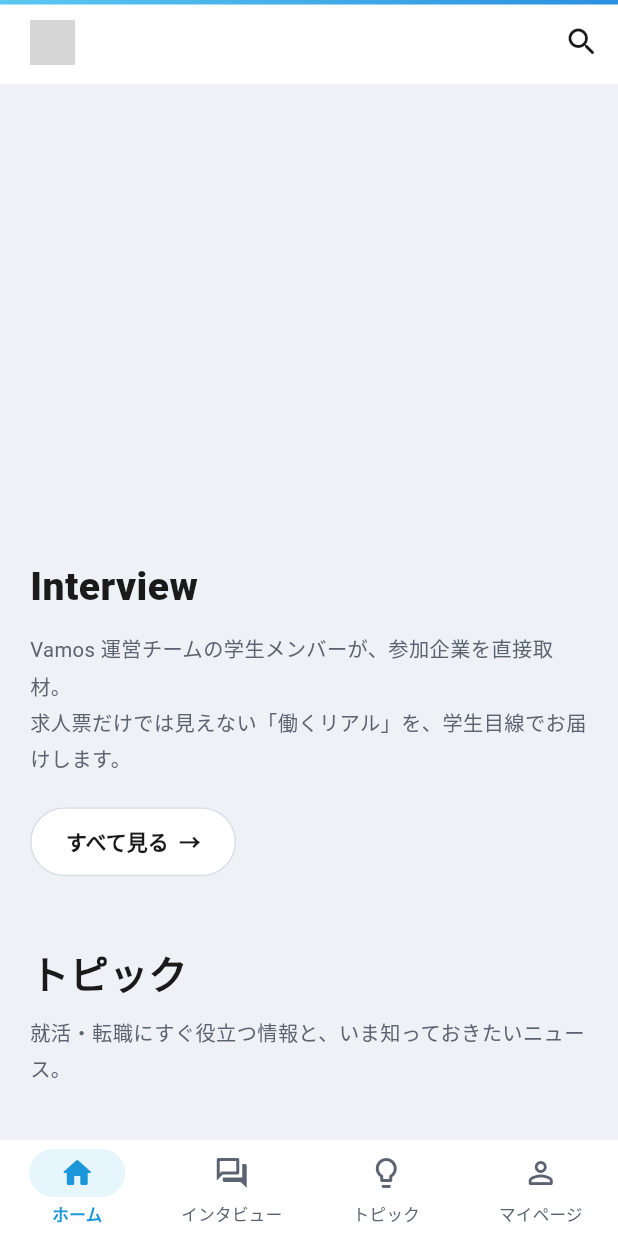
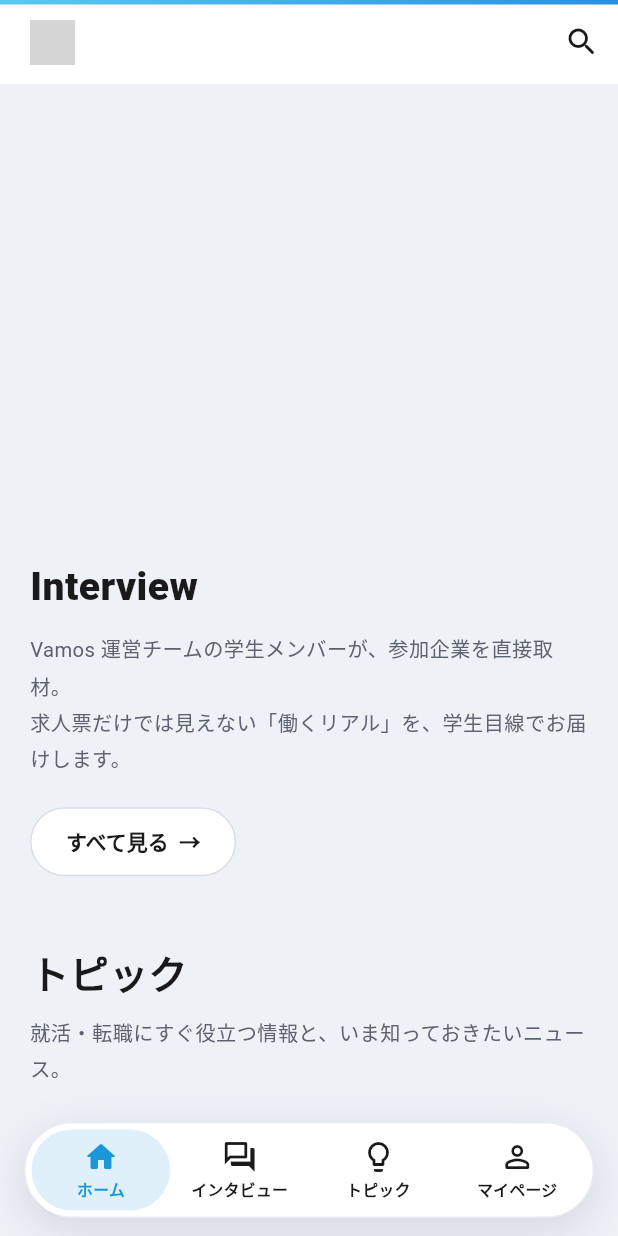
Before and after one commit to Manato-Atoda/test-app, a Flutter app: the VamosShell screen opened directly with empty values, on a phone screen of 412 x 824 dp. Run offline on Flutter 3.47's test engine with Material 3 defaults, Android fonts, the phone set to English and light mode, and no system bars; our stand-ins replace share_plus, shared_preferences; accounts and stored records are empty; network calls fail; grey boxes are pictures that could not be loaded.

Commit message:
VAMOS 試作のタブバーとヘッダーをリキッドグラスに対応

```diff
--- a/vamos_prototype/lib/main.dart
+++ b/vamos_prototype/lib/main.dart
@@ -9,6 +9,7 @@ import 'screens/my_page_screen.dart';
 import 'screens/topic_screens.dart';
 import 'services/push_service.dart';
 import 'theme/vamos_theme.dart';
+import 'widgets/glass.dart';
 
 void main() {
   runApp(const VamosApp());
@@ -57,6 +58,8 @@ class _RootScreenState extends State<RootScreen> {
   }
 
   Future<void> _start() async {
+    // リキッドグラスが使えるか確認（iOS 26 以降で「透明度を下げる」がオフ）
+    await GlassSupport.init();
     // ログイン状態・保存した記事を戻してから、最新のデータを取得する
     await _repository.restore();
     await _repository.refresh();
@@ -101,6 +104,8 @@ class _VamosShellState extends State<VamosShell> {
   Widget build(BuildContext context) {
     final feed = widget.feed;
     return Scaffold(
+      // 記事がタブバーの下まで流れ、ガラス越しに透けて見えるようにする
+      extendBody: true,
       body: IndexedStack(
         index: _tab,
         children: [
@@ -110,31 +115,15 @@ class _VamosShellState extends State<VamosShell> {
           MyPageScreen(feed: feed),
         ],
       ),
-      bottomNavigationBar: DecoratedBox(
-        decoration: const BoxDecoration(border: Border(top: BorderSide(color: VamosColors.borderLight))),
-        child: NavigationBar(
-          selectedIndex: _tab,
-          onDestinationSelected: (tab) => setState(() => _tab = tab),
-          height: 64,
-          destinations: const [
-            NavigationDestination(icon: Icon(Icons.home_outlined), selectedIcon: Icon(Icons.home_rounded), label: 'ホーム'),
-            NavigationDestination(
-              icon: Icon(Icons.forum_outlined),
-              selectedIcon: Icon(Icons.forum_rounded),
-              label: 'インタビュー',
-            ),
-            NavigationDestination(
-              icon: Icon(Icons.lightbulb_outline_rounded),
-              selectedIcon: Icon(Icons.lightbulb_rounded),
-              label: 'トピック',
-            ),
-            NavigationDestination(
-              icon: Icon(Icons.person_outline_rounded),
-              selectedIcon: Icon(Icons.person_rounded),
-              label: 'マイページ',
-            ),
-          ],
-        ),
+      bottomNavigationBar: GlassTabBar(
+        selectedIndex: _tab,
+        onSelected: (tab) => setState(() => _tab = tab),
+        items: const [
+          GlassTabItem(icon: Icons.home_outlined, selectedIcon: Icons.home_rounded, label: 'ホーム'),
+          GlassTabItem(icon: Icons.forum_outlined, selectedIcon: Icons.forum_rounded, label: 'インタビュー'),
+          GlassTabItem(icon: Icons.lightbulb_outline_rounded, selectedIcon: Icons.lightbulb_rounded, label: 'トピック'),
+          GlassTabItem(icon: Icons.person_outline_rounded, selectedIcon: Icons.person_rounded, label: 'マイページ'),
+        ],
       ),
     );
   }
--- a/vamos_prototype/lib/screens/home_screen.dart
+++ b/vamos_prototype/lib/screens/home_screen.dart
@@ -63,6 +63,7 @@ class HomeScreen extends StatelessWidget {
         ),
         const SliverToBoxAdapter(child: _CtaBand()),
         const SliverToBoxAdapter(child: _Footer()),
+        const BottomBarSpacer(),
       ],
       ),
     );
--- a/vamos_prototype/lib/screens/my_page_screen.dart
+++ b/vamos_prototype/lib/screens/my_page_screen.dart
@@ -47,6 +47,7 @@ class MyPageScreen extends StatelessWidget {
             ],
           ),
         ),
+        const BottomBarSpacer(),
       ],
     );
   }
--- a/vamos_prototype/lib/theme/vamos_theme.dart
+++ b/vamos_prototype/lib/theme/vamos_theme.dart
@@ -1,4 +1,5 @@
 import 'package:flutter/material.dart';
+import 'package:flutter/services.dart';
 
 /// RE_VAMOS の style.css（:root）に合わせた色。
 abstract final class VamosColors {
@@ -61,6 +62,8 @@ ThemeData buildVamosTheme() {
       displayColor: VamosColors.text,
     ),
     appBarTheme: const AppBarTheme(
+      // ヘッダーが半透明（リキッドグラス）でも、時刻や電池のアイコンを黒で表示する
+      systemOverlayStyle: SystemUiOverlayStyle.dark,
       backgroundColor: VamosColors.surface,
       foregroundColor: VamosColors.text,
       surfaceTintColor: Colors.transparent,
--- /dev/null
+++ b/vamos_prototype/lib/widgets/glass.dart
@@ -0,0 +1,224 @@
+import 'dart:io';
+
+import 'package:flutter/foundation.dart';
+import 'package:flutter/gestures.dart';
+import 'package:flutter/material.dart';
+import 'package:flutter/rendering.dart';
+import 'package:flutter/services.dart';
+
+import '../theme/vamos_theme.dart';
+
+/// iOS のリキッドグラスを使えるか（iOS 26 以降で「透明度を下げる」がオフ）。
+///
+/// 使えない環境（Android・古い iOS・透明度を下げる設定）では、
+/// 今までの Vamos デザイン（白い面＋影）で表示する。
+abstract final class GlassSupport {
+  static const _channel = MethodChannel('vamos/glass');
+
+  static final ValueNotifier<bool> available = ValueNotifier<bool>(false);
+
+  static Future<void> init() async {
+    if (!Platform.isIOS) return;
+    _channel.setMethodCallHandler((call) async {
+      if (call.method == 'onSupportChanged') available.value = call.arguments == true;
+    });
+    await refresh();
+  }
+
+  static Future<void> refresh() async {
+    if (!Platform.isIOS) return;
+    try {
+      available.value = await _channel.invokeMethod<bool>('isSupported') ?? false;
+    } on MissingPluginException {
+      available.value = false;
+    }
+  }
+}
+
+/// ガラスの面。リキッドグラスが使えるときは iOS のガラスを下に敷き、その上に child を描く。
+class GlassSurface extends StatelessWidget {
+  const GlassSurface({
+    super.key,
+    required this.child,
+    this.borderRadius = 0,
+    this.tint,
+    this.fallbackColor = VamosColors.surface,
+    this.fallbackShadow = VamosShadows.card,
+    this.fallbackBorder = true,
+  });
+
+  final Widget child;
+  final double borderRadius;
+
+  /// ガラスにうっすら色をつける（例：Vamos の水色）
+  final Color? tint;
+
+  /// リキッドグラスが使えないときの背景
+  final Color fallbackColor;
+  final List<BoxShadow>? fallbackShadow;
+  final bool fallbackBorder;
+
+  @override
+  Widget build(BuildContext context) {
+    return ValueListenableBuilder<bool>(
+      valueListenable: GlassSupport.available,
+      builder: (context, available, _) {
+        if (!available) {
+          return DecoratedBox(
+            decoration: BoxDecoration(
+              color: fallbackColor,
+              borderRadius: BorderRadius.circular(borderRadius),
+              border: fallbackBorder ? Border.all(color: VamosColors.borderLight) : null,
+              boxShadow: fallbackShadow,
+            ),
+            child: child,
+          );
+        }
+        return Stack(
+          children: [
+            Positioned.fill(
+              child: UiKitView(
+                viewType: 'vamos/glass',
+                creationParams: <String, Object?>{
+                  'cornerRadius': borderRadius,
+                  if (tint != null) 'tint': tint!.toARGB32(),
+                },
+                creationParamsCodec: const StandardMessageCodec(),
+                // タップは Flutter 側（上に描いたボタン）で受ける
+                hitTestBehavior: PlatformViewHitTestBehavior.transparent,
+                gestureRecognizers: const <Factory<OneSequenceGestureRecognizer>>{},
+              ),
+            ),
+            child,
+          ],
+        );
+      },
+    );
+  }
+}
+
+/// iOS 26 風の浮いたタブバー（下部中央のカプセル）。
+class GlassTabBar extends StatelessWidget {
+  const GlassTabBar({super.key, required this.items, required this.selectedIndex, required this.onSelected});
+
+  final List<GlassTabItem> items;
+  final int selectedIndex;
+  final ValueChanged<int> onSelected;
+
+  static const height = 64.0;
+
+  @override
+  Widget build(BuildContext context) {
+    final bottom = MediaQuery.paddingOf(context).bottom;
+    return Padding(
+      padding: EdgeInsets.fromLTRB(16, 0, 16, bottom > 0 ? bottom - 6 : 12),
+      child: SizedBox(
+        height: height,
+        child: GlassSurface(
+          borderRadius: height / 2,
+          fallbackShadow: const [BoxShadow(color: Color(0x1F10203A), blurRadius: 24, offset: Offset(0, 8))],
+          child: Padding(
+            padding: const EdgeInsets.all(5),
+            child: Row(
+              children: [
+                for (final (index, item) in items.indexed)
+                  Expanded(
+                    child: _GlassTabButton(
+                      item: item,
+                      selected: index == selectedIndex,
+                      onTap: () => onSelected(index),
+                    ),
+                  ),
+              ],
+            ),
+          ),
+        ),
+      ),
+    );
+  }
+}
+
+class GlassTabItem {
+  const GlassTabItem({required this.icon, required this.selectedIcon, required this.label});
+
+  final IconData icon;
+  final IconData selectedIcon;
+  final String label;
+}
+
+class _GlassTabButton extends StatelessWidget {
+  const _GlassTabButton({required this.item, required this.selected, required this.onTap});
+
+  final GlassTabItem item;
+  final bool selected;
+  final VoidCallback onTap;
+
+  @override
+  Widget build(BuildContext context) {
+    final color = selected ? VamosColors.primary : VamosColors.text;
+    return Semantics(
+      button: true,
+      selected: selected,
+      label: item.label,
+      child: GestureDetector(
+        behavior: HitTestBehavior.opaque,
+        onTap: onTap,
+        child: AnimatedContainer(
+          duration: const Duration(milliseconds: 220),
+          curve: Curves.easeOutCubic,
+          decoration: BoxDecoration(
+            // 選択中のタブは、ガラスの上にうっすら水色のカプセルを重ねる
+            color: selected ? VamosColors.primary.withValues(alpha: 0.14) : Colors.transparent,
+            borderRadius: BorderRadius.circular(GlassTabBar.height / 2),
+          ),
+          child: Column(
+            mainAxisAlignment: MainAxisAlignment.center,
+            children: [
+              Icon(selected ? item.selectedIcon : item.icon, size: 24, color: color),
+              const SizedBox(height: 2),
+              Text(
+                item.label,
+                maxLines: 1,
+                overflow: TextOverflow.fade,
+                softWrap: false,
+                style: TextStyle(
+                  fontSize: 10.5,
+                  fontWeight: selected ? FontWeight.w700 : FontWeight.w600,
+                  color: color,
+                ),
+              ),
+            ],
+          ),
+        ),
+      ),
+    );
+  }
+}
+
+/// 詳細画面用のガラスの上部バー（Scaffold の extendBodyBehindAppBar と組み合わせる）
+class GlassAppBar extends StatelessWidget implements PreferredSizeWidget {
+  const GlassAppBar({super.key, required this.title, this.actions = const []});
+
+  final Widget title;
+  final List<Widget> actions;
+
+  @override
+  Size get preferredSize => const Size.fromHeight(kToolbarHeight);
+
+  @override
+  Widget build(BuildContext context) {
+    return AppBar(
+      title: title,
+      actions: actions,
+      backgroundColor: Colors.transparent,
+      surfaceTintColor: Colors.transparent,
+      scrolledUnderElevation: 0,
+      elevation: 0,
+      flexibleSpace: const GlassSurface(
+        fallbackShadow: null,
+        fallbackBorder: false,
+        child: SizedBox.expand(),
+      ),
+    );
+  }
+}
```
Also changed, not shown: vamos_prototype/lib/screens/interview_screens.dart (+6 -2 lines), vamos_prototype/lib/screens/topic_screens.dart (+5 -2 lines), vamos_prototype/lib/widgets/common.dart (+24 -2 lines), 2 other files.
